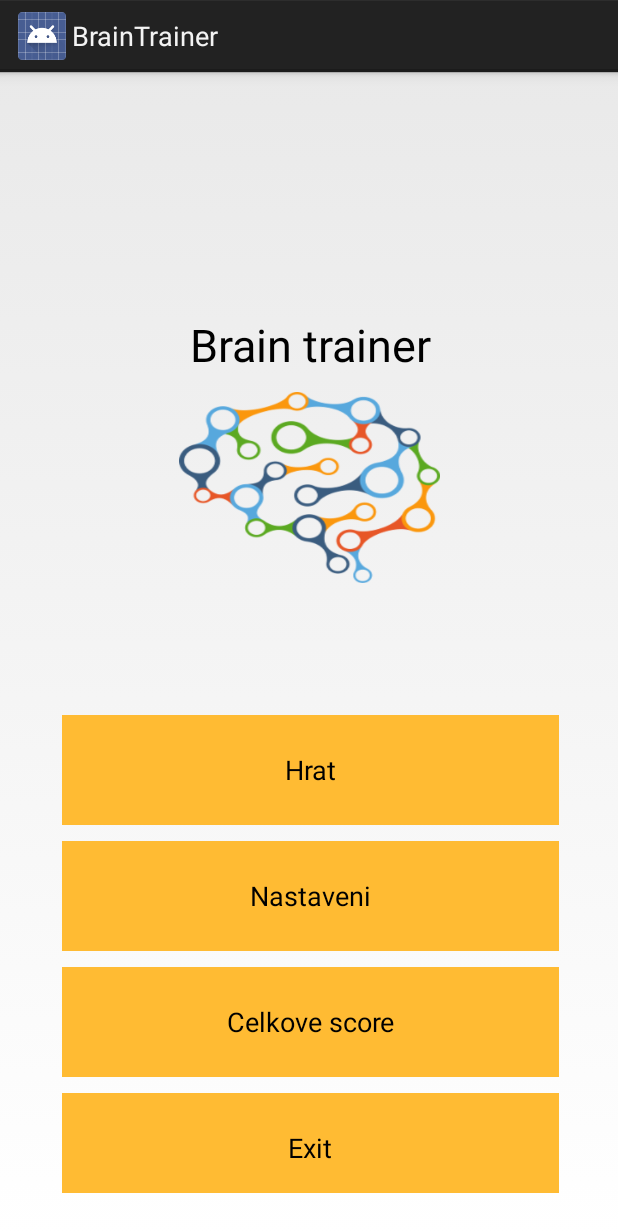
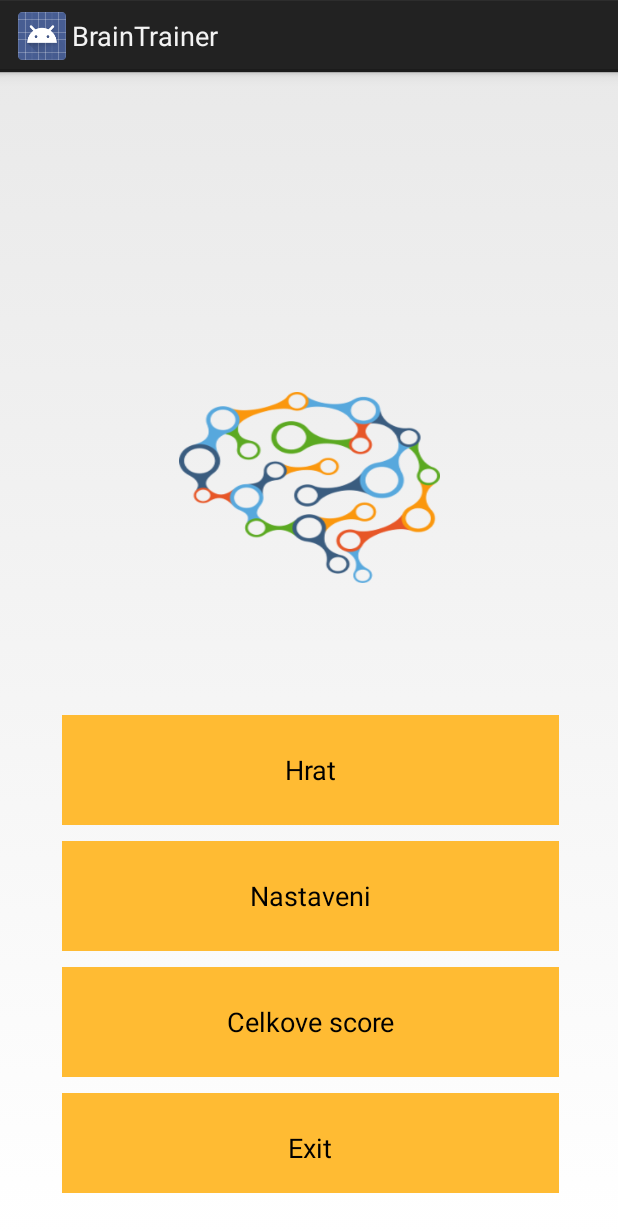
Before and after one commit to ldockal/BrainTrainerApp, an Android app: the ScoreActivity screen opened directly, with no data from a screen before it, after a tap on "Menu", on a phone screen of 412 x 824 dp. Shown: the top 1232 px of the screen. Run offline under Robolectric (Android 15) with nearby library versions, the phone set to English and light mode, and no system bars.

Commit message:
commit - almost final commit II

```diff
--- a/app/src/main/AndroidManifest.xml
+++ b/app/src/main/AndroidManifest.xml
@@ -7,7 +7,7 @@
 
     <application
         android:allowBackup="true"
-        android:icon="@mipmap/ic_launcher"
+        android:icon="@drawable/icons8_brain"
         android:label="@string/app_name"
         android:roundIcon="@mipmap/ic_launcher_round"
         android:supportsRtl="true"
--- a/app/src/main/java/com/lukas_tamz/braintrainer/db/dao/impl/ScoreDaoImpl.java
+++ b/app/src/main/java/com/lukas_tamz/braintrainer/db/dao/impl/ScoreDaoImpl.java
@@ -30,12 +30,12 @@ public class ScoreDaoImpl extends BaseDao implements ScoreDao {
                 new String[]{GameScoreContract.ScoreEntry._ID,
                         GameScoreContract.ScoreEntry.COLUMN_NAME_GAME_ID,
                         GameScoreContract.ScoreEntry.COLUMN_NAME_LEVEL},
-                null, null, null, null, GameScoreContract.ScoreEntry.COLUMN_NAME_LEVEL);
+                null, null, null, null, GameScoreContract.ScoreEntry.COLUMN_NAME_LEVEL + " DESC");
 
         while (cursor.moveToNext()) {
             ScoreEntity score = new ScoreEntity();
             score.setId(cursor.getInt(0));
-            score.setGameId(1);
+            score.setGameId(cursor.getInt(1));
             score.setScore(cursor.getInt(2));
 
             // todo delete this it is only for testing
--- a/app/src/main/res/layout/activity_main.xml
+++ b/app/src/main/res/layout/activity_main.xml
@@ -81,23 +81,4 @@
         app:layout_constraintTop_toTopOf="parent"
         app:layout_constraintVertical_bias="0.733" />
 
-    <TextView
-        android:id="@+id/textView4"
-        android:layout_width="209dp"
-        android:layout_height="44dp"
-        android:layout_marginBottom="8dp"
-        android:layout_marginEnd="8dp"
-        android:layout_marginStart="8dp"
-        android:layout_marginTop="8dp"
-        android:text="Brain trainer"
-        android:textAlignment="center"
-        android:textColor="@android:color/black"
-        android:textSize="30sp"
-        app:layout_constraintBottom_toTopOf="@+id/imageView2"
-        app:layout_constraintEnd_toEndOf="parent"
-        app:layout_constraintHorizontal_bias="0.503"
-        app:layout_constraintStart_toStartOf="parent"
-        app:layout_constraintTop_toTopOf="parent"
-        app:layout_constraintVertical_bias="1.0" />
-
 </android.support.constraint.ConstraintLayout>
```
Also changed, not shown: app/src/main/res/drawable-v24/brain_icon.png (added), app/src/main/res/drawable/icons8_brain.png (added).
